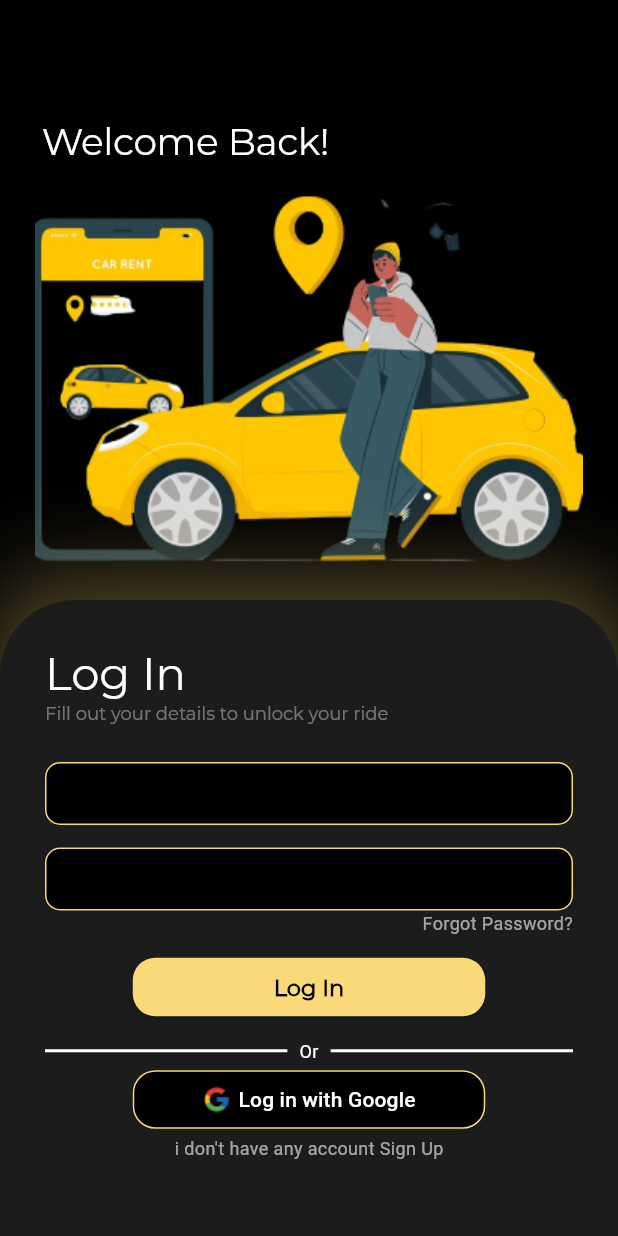
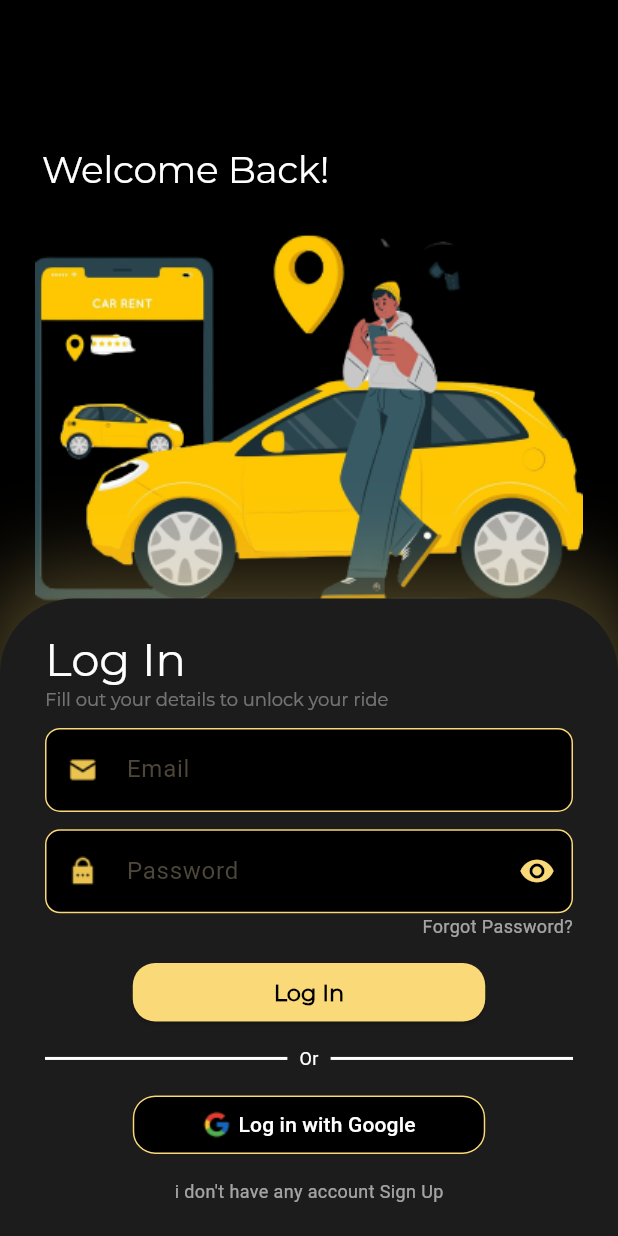
Before and after one commit to HemantSharma-1/Boom-car-flutter, a Flutter app: the screen it shows after launch, on a phone screen of 412 x 824 dp. Run offline on Flutter 3.47's test engine with Material 3 defaults, Android fonts, the light colour scheme and no system bars; our stand-ins replace flutter_secure_storage.

Commit message:
made login screen responsive for different screen and keyboard bottom sheet

```diff
--- a/boom_car/lib/main.dart
+++ b/boom_car/lib/main.dart
@@ -88,9 +88,7 @@ class MyApp extends StatelessWidget {
               fontSize: 12),
         ),
         inputDecorationTheme: InputDecorationTheme(
-          constraints: BoxConstraints(
-            maxHeight: 42,
-          ),
+          //constraints: BoxConstraints(maxHeight: 42, minHeight: 35),
           border: OutlineInputBorder(
             borderRadius: BorderRadius.circular(10),
             borderSide: BorderSide(
@@ -106,6 +104,8 @@ class MyApp extends StatelessWidget {
           filled: true,
           fillColor: Colors.black,
         ),
+        bottomSheetTheme:
+            BottomSheetThemeData(backgroundColor: Colors.transparent),
         useMaterial3: true,
       ),
       home: const AuthWrapper(),
--- a/boom_car/lib/pages/auth/login.dart
+++ b/boom_car/lib/pages/auth/login.dart
@@ -9,15 +9,23 @@ class LoginPage extends StatefulWidget {
 }
 
 class _LoginPageState extends State<LoginPage> {
+  final TextEditingController emailCtrl = TextEditingController();
+  final TextEditingController passwordCtrl = TextEditingController();
   @override
   Widget build(BuildContext context) {
     return Scaffold(
-      body: Padding(
-        padding: const EdgeInsets.only(top: 80.0),
-        child: Column(
-          mainAxisAlignment: MainAxisAlignment.spaceBetween,
+      body: LayoutBuilder(builder: (context, constraints) {
+        final screenHeight = constraints.maxHeight;
+        final isLargeScreen = screenHeight > 900;
+        final isMediumScreen = screenHeight > 600 && screenHeight <= 900;
+        final isSmallScreen = screenHeight < 600;
+        return Column(
+          mainAxisAlignment: MainAxisAlignment.start,
           crossAxisAlignment: CrossAxisAlignment.start,
           children: [
+            Spacer(
+              flex: 1,
+            ),
             Padding(
               padding: const EdgeInsets.only(left: 28.0),
               child: Text(
@@ -25,25 +33,37 @@ class _LoginPageState extends State<LoginPage> {
                 style: Theme.of(context).textTheme.displayLarge,
               ),
             ),
-            Center(
+            SizedBox(
+              height: 5,
+            ),
+            Expanded(
+              flex: isSmallScreen ? 4 : 3,
+              child: Center(
                 child: Image.asset('assets/images/img_login.png'),
               ),
-            Container(
+            ),
+            Expanded(
+              flex: isSmallScreen ? 6 : 4,
+              child: Container(),
+            ),
+          ],
+        );
+      }),
+      bottomSheet: Container(
         padding: EdgeInsets.symmetric(horizontal: 30, vertical: 10),
         constraints: const BoxConstraints(maxHeight: 425),
         decoration: BoxDecoration(
           color: bottomSheetColor,
           borderRadius: const BorderRadius.vertical(
-                  top: Radius.circular(50),
-                ),
+              top: Radius.circular(50), bottom: Radius.zero),
           boxShadow: [
             BoxShadow(
               color: shadowColor, // Shadow color
               blurRadius: 50, // How soft the shadow should be
               blurStyle: BlurStyle.normal,
               spreadRadius: 10,
-                    offset: const Offset(
-                        0, -8), // Negative offset moves shadow upwards
+              offset:
+                  const Offset(0, -8), // Negative offset moves shadow upwards
             ),
           ],
         ),
@@ -51,9 +71,7 @@ class _LoginPageState extends State<LoginPage> {
           child: Column(
             crossAxisAlignment: CrossAxisAlignment.start,
             children: [
-                    SizedBox(
-                      height: 20,
-                    ),
+              Spacer(),
               Text(
                 "Log In",
                 style: Theme.of(context).textTheme.titleLarge,
@@ -62,14 +80,26 @@ class _LoginPageState extends State<LoginPage> {
                 "Fill out your details to unlock your ride",
                 style: Theme.of(context).textTheme.displaySmall,
               ),
-                    SizedBox(
-                      height: 25,
+              Spacer(),
+              TextField(
+                controller: emailCtrl,
+                decoration: InputDecoration(
+                  prefixIcon: Image.asset('assets/icons/ic_email.png'),
+                  hintText: "Email",
                 ),
-                    TextField(),
-                    SizedBox(
-                      height: 15,
               ),
-                    TextField(),
+              Spacer(),
+              TextFormField(
+                controller: passwordCtrl,
+                decoration: InputDecoration(
+                  suffixIcon: Icon(
+                    Icons.remove_red_eye,
+                    color: secondayColor,
+                  ),
+                  prefixIcon: Image.asset('assets/icons/ic_password.png'),
+                  hintText: "Password",
+                ),
+              ),
               Row(
                 mainAxisAlignment: MainAxisAlignment.end,
                 children: [
@@ -79,18 +109,14 @@ class _LoginPageState extends State<LoginPage> {
                   ),
                 ],
               ),
-                    SizedBox(
-                      height: 10,
-                    ),
+              Spacer(),
               Center(
                 child: ElevatedButton(
                   onPressed: () {},
                   child: Text("Log In"),
                 ),
               ),
-                    SizedBox(
-                      height: 10,
-                    ),
+              Spacer(),
               Row(
                 children: [
                   Expanded(
@@ -114,6 +140,7 @@ class _LoginPageState extends State<LoginPage> {
                   ),
                 ],
               ),
+              Spacer(),
               Center(
                 child: OutlinedButton(
                   onPressed: () {},
@@ -129,12 +156,13 @@ class _LoginPageState extends State<LoginPage> {
                   ),
                 ),
               ),
-                    Center(child: Text("i don't have any account Sign Up"))
+              Spacer(),
+              Center(
+                child: Text("i don't have any account Sign Up"),
+              ),
+              Spacer(),
             ],
           ),
-              ),
-            ),
-          ],
         ),
       ),
     );
```
Also changed, not shown: boom_car/assets/icons/ic_email.png (added), boom_car/assets/icons/ic_email.svg (added), boom_car/assets/icons/ic_password.png (added). Lines whose indentation alone changed are shown as unchanged.
